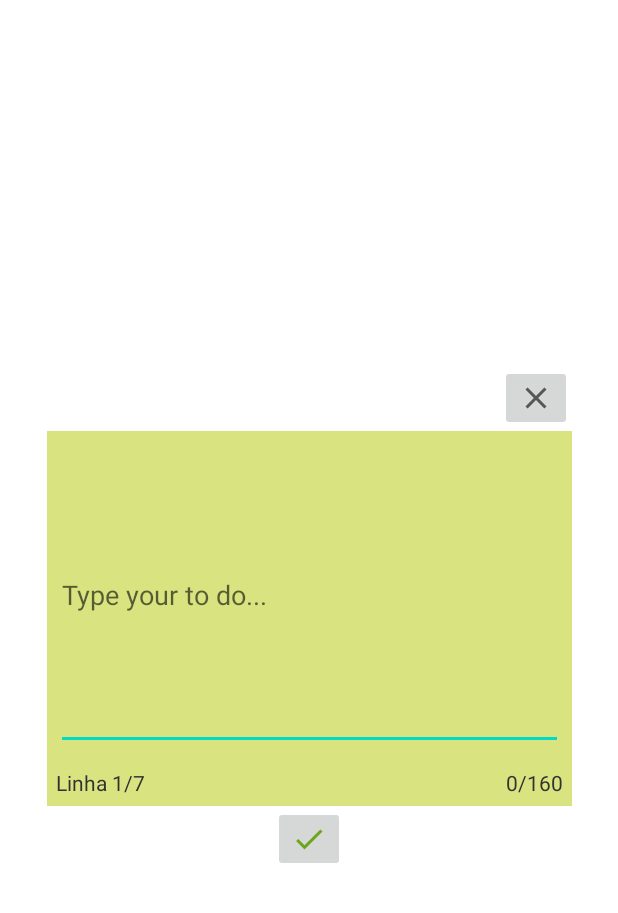
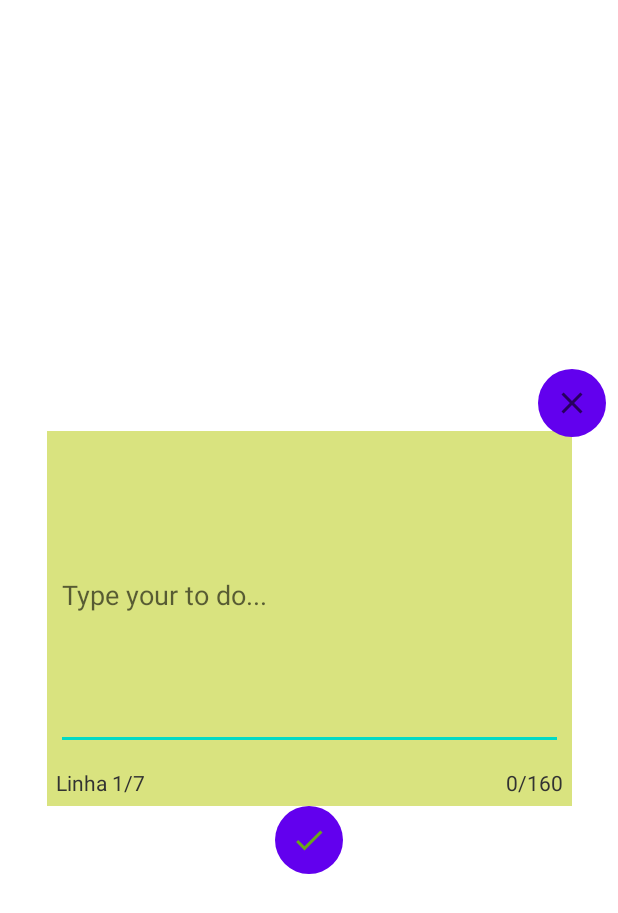
Before and after one commit to danielandrioli/meusBagulhosApp, an Android app: the layout dialog_tarefa_layout.xml on its own in the app's theme, with its tools: preview values and no code run, on a phone screen of 412 x 824 dp. Shown: the top 913 px of the screen. Run offline under Robolectric (Android 15) with nearby library versions, the phone set to English and light mode, and no system bars.

Commit message:
Clique sobre a tarefa e eh possivel edita-la e deleta-la. O mesmo dialog de criacao foi utilizado. Ficou um pouco baguncado.

```diff
--- a/app/src/main/java/com/dboy/meusbagulhos/adapters/RViewDoneListAdapter.kt
+++ b/app/src/main/java/com/dboy/meusbagulhos/adapters/RViewDoneListAdapter.kt
@@ -85,5 +85,4 @@ class RViewDoneListAdapter(private val context: Context, private val tarefaDAO:
         listaTarefasFeitas = tarefaDAO.listar(true).reversed()
         notifyDataSetChanged()
     }
-
 }
--- a/app/src/main/java/com/dboy/meusbagulhos/adapters/RViewUndoneListAdapter.kt
+++ b/app/src/main/java/com/dboy/meusbagulhos/adapters/RViewUndoneListAdapter.kt
@@ -21,8 +21,8 @@ class RViewUndoneListAdapter(private val context: Context, private val tarefaDAO
 
     interface OnTarefaListener{
         fun onTarefaClick(posicao: Int)
-        fun onTarefaLongClick(posicao: Int)
         fun onTarefaDoubleClick(posicao: Int)
+        //        fun onTarefaLongClick(posicao: Int)
     }
 
     fun setOnTarefaClickListener(listener: OnTarefaListener){
@@ -43,7 +43,7 @@ class RViewUndoneListAdapter(private val context: Context, private val tarefaDAO
             }
         }
 
-        init {//DA PARA COLOCAR O CLICKLISTENER NO ITEMVIEW. AÍ PEGA T0DO ELE, COM EXCEÇÃO DO DRAG Q VAI TER SEU PROPRIO LISTENER
+        init {
             itemView.setOnClickListener(object : DoubleClickListener(){
                 override fun onDoubleClick() {
                     val posicao = adapterPosition
@@ -62,7 +62,6 @@ class RViewUndoneListAdapter(private val context: Context, private val tarefaDAO
                 }
             })
         }
-
     }
 
     override fun onCreateViewHolder(parent: ViewGroup, viewType: Int): MeuViewHolder {
@@ -84,5 +83,4 @@ class RViewUndoneListAdapter(private val context: Context, private val tarefaDAO
         listaTarefas = tarefaDAO.listar(false).reversed()
         notifyDataSetChanged()
     }
-
 }
--- a/app/src/main/java/com/dboy/meusbagulhos/auxiliares/TarefaDAO.kt
+++ b/app/src/main/java/com/dboy/meusbagulhos/auxiliares/TarefaDAO.kt
@@ -115,9 +115,9 @@ class TarefaDAO(context: Context) {
         }
     }
 
-    fun trocarPosicao(tarefa: Tarefa, posicaoNova: Int){
+    fun trocarPosicao(tarefa: Tarefa, posicaoNova: Int){ //troca de posição é feita apenas na lista undone
         val cv = ContentValues()
-        cv.put("positionUndone", posicaoNova) //troca de posição é feita apenas na lista undone
+        cv.put("positionUndone", posicaoNova)
 
         atualizaTarefaNaTabela(tarefa, cv, "Troca de posição id ${tarefa.id}, nova posição $posicaoNova")
     }
--- /dev/null
+++ b/app/src/main/res/drawable/circular_btn.xml
@@ -0,0 +1,5 @@
+<?xml version="1.0" encoding="utf-8"?>
+<shape xmlns:android="http://schemas.android.com/apk/res/android" android:shape="rectangle">
+    <corners android:radius="999dp" />
+    <solid android:color="@color/purple_500" />
+</shape>
--- /dev/null
+++ b/app/src/main/res/drawable/ic_delete_26.xml
@@ -0,0 +1,5 @@
+<vector android:height="34dp" android:tint="@color/white"
+    android:viewportHeight="24" android:viewportWidth="24"
+    android:width="34dp" xmlns:android="http://schemas.android.com/apk/res/android">
+    <path android:fillColor="@android:color/white" android:pathData="M6,19c0,1.1 0.9,2 2,2h8c1.1,0 2,-0.9 2,-2V7H6v12zM19,4h-3.5l-1,-1h-5l-1,1H5v2h14V4z"/>
+</vector>
--- /dev/null
+++ b/app/src/main/res/drawable/ic_save_34.xml
@@ -0,0 +1,5 @@
+<vector android:height="34dp" android:tint="@color/white"
+    android:viewportHeight="24" android:viewportWidth="24"
+    android:width="34dp" xmlns:android="http://schemas.android.com/apk/res/android">
+    <path android:fillColor="@android:color/white" android:pathData="M17,3L5,3c-1.11,0 -2,0.9 -2,2v14c0,1.1 0.89,2 2,2h14c1.1,0 2,-0.9 2,-2L21,7l-4,-4zM12,19c-1.66,0 -3,-1.34 -3,-3s1.34,-3 3,-3 3,1.34 3,3 -1.34,3 -3,3zM15,9L5,9L5,5h10v4z"/>
+</vector>
--- a/app/src/main/res/layout/dialog_tarefa_layout.xml
+++ b/app/src/main/res/layout/dialog_tarefa_layout.xml
@@ -15,6 +15,17 @@
         app:layout_constraintStart_toStartOf="parent"
         app:layout_constraintTop_toTopOf="parent">
 
+
+        <TextView
+            android:id="@+id/dialog_txt_created"
+            android:layout_width="wrap_content"
+            android:layout_height="wrap_content"
+            android:layout_alignParentStart="true"
+            android:layout_alignParentTop="true"
+            android:layout_marginStart="6dp"
+            android:layout_marginTop="6dp"
+            android:layout_marginEnd="6dp"
+            android:layout_marginBottom="6dp" />
 
         <com.dboy.meusbagulhos.auxiliares.LimitedEditText
             android:id="@+id/dialog_eTxt_tarefa"
@@ -62,28 +73,48 @@
 
     <ImageButton
         android:id="@+id/dialog_img_close"
-        android:layout_width="wrap_content"
-        android:layout_height="wrap_content"
+        android:layout_width="45dp"
+        android:layout_height="45dp"
+        android:layout_marginBottom="-4dp"
+        android:background="@drawable/circular_btn"
         app:layout_constraintBottom_toTopOf="@+id/dialog_relative_layout"
         app:layout_constraintEnd_toEndOf="@+id/dialog_relative_layout"
+        app:layout_constraintStart_toEndOf="@+id/dialog_relative_layout"
         app:srcCompat="@drawable/ic_close_24" />
 
     <ImageButton
         android:id="@+id/dialog_img_check"
-        android:layout_width="wrap_content"
-        android:layout_height="wrap_content"
+        android:layout_width="45dp"
+        android:layout_height="45dp"
+        android:background="@drawable/circular_btn"
         app:layout_constraintEnd_toEndOf="parent"
         app:layout_constraintStart_toStartOf="parent"
         app:layout_constraintTop_toBottomOf="@+id/dialog_relative_layout"
         app:srcCompat="@drawable/ic_check_green_24" />
 
-    <androidx.constraintlayout.widget.Guideline
-        android:id="@+id/guideline4"
-        android:layout_width="wrap_content"
-        android:layout_height="wrap_content"
-        android:orientation="vertical"
+    <ImageButton
+        android:id="@+id/dialog_img_delete"
+        android:layout_width="45dp"
+        android:layout_height="45dp"
+        android:layout_marginStart="24dp"
+        android:layout_marginTop="-2dp"
+        android:background="@drawable/circular_btn"
+        android:visibility="invisible"
+        app:layout_constraintEnd_toStartOf="@+id/dialog_img_check"
+        app:layout_constraintStart_toStartOf="parent"
+        app:layout_constraintTop_toBottomOf="@+id/dialog_relative_layout"
+        app:srcCompat="@drawable/ic_delete_26" />
+
+    <ImageButton
+        android:id="@+id/dialog_img_save"
+        android:layout_width="45dp"
+        android:layout_height="45dp"
+        android:layout_marginTop="-2dp"
+        android:layout_marginEnd="24dp"
+        android:background="@drawable/circular_btn"
+        android:visibility="invisible"
         app:layout_constraintEnd_toEndOf="parent"
-        app:layout_constraintGuide_percent="0.5"
-        app:layout_constraintHorizontal_bias="0.5"
-        app:layout_constraintStart_toStartOf="parent" />
+        app:layout_constraintStart_toEndOf="@+id/dialog_img_check"
+        app:layout_constraintTop_toBottomOf="@+id/dialog_relative_layout"
+        app:srcCompat="@drawable/ic_save_34"/>
 </androidx.constraintlayout.widget.ConstraintLayout>
--- a/app/src/main/res/values/strings.xml
+++ b/app/src/main/res/values/strings.xml
@@ -5,12 +5,15 @@
     <string name="tarefaProntaEm">Done in</string>
     <string name="dialogTarefaEscrever">Type your to do...</string>
     <string name="dialogTarefaLinha">Line</string>
-    <string name="aDialogMessage">Changes have not been saved. Do you want to discard it?</string>
+    <string name="aDialogMessageChanges">Changes have not been saved. Do you want to discard it?</string>
     <string name="aDialogTitle">Warning!</string>
     <string name="aDialogYes">Yes</string>
     <string name="aDialogNo">No</string>
     <string name="aDialogTaskCreated">Task created!</string>
     <string name="tarefaCriadaEm">Created in</string>
     <string name="tarefaEditadaEm">Last edit</string>
+    <string name="aDialogMessageDelete">Are you sure you want to delete this task?</string>
+    <string name="aDialogTaskEdited">Task edited!</string>
+    <string name="aDialogTaskDeleted">Task deleted!</string>
     <!-- TODO: Remove or change this placeholder text -->
 </resources>
```
Also changed, not shown: app/src/main/java/com/dboy/meusbagulhos/fragments/UndoneFragment.kt (+60 -15 lines), 2 other files.
